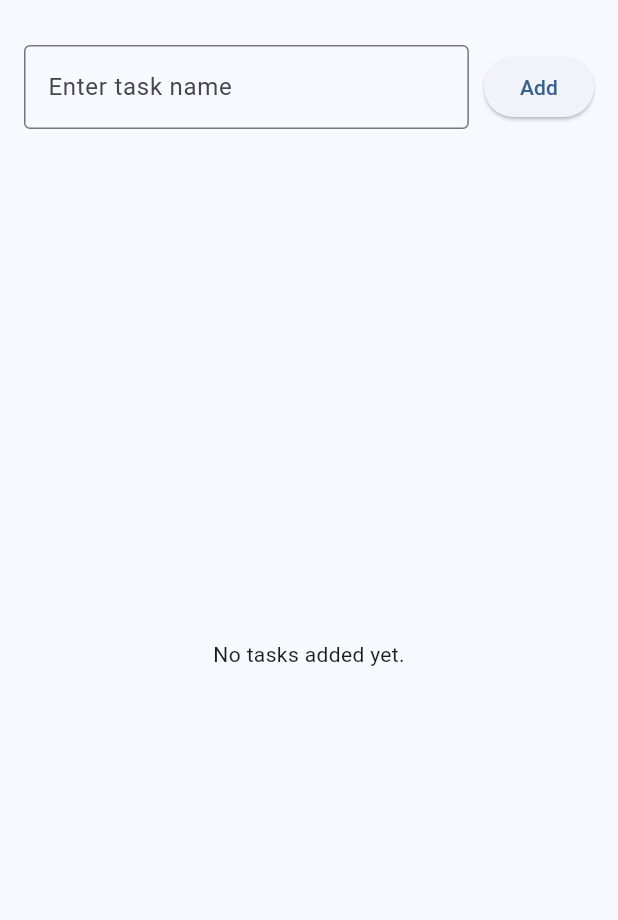
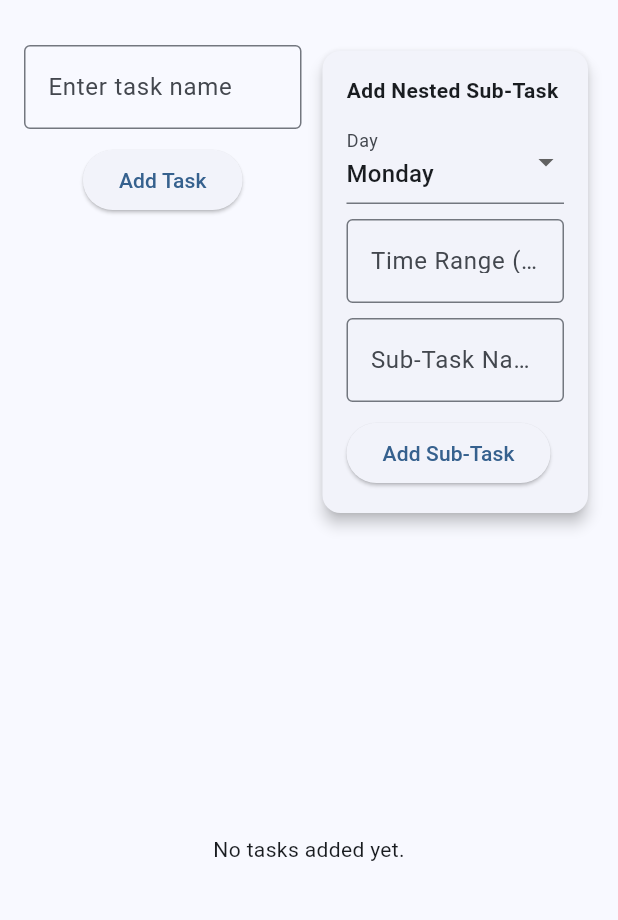
Before and after one commit to courtneyleora/CW6, a Flutter app: the screen it shows once a user with an empty profile is signed in, on a phone screen of 412 x 824 dp, the part 63-983 px from its top. Run offline on Flutter 3.47's test engine with Material 3 defaults, Android fonts, the phone set to English and light mode, and no system bars; our stand-ins replace cloud_firestore, firebase_auth, firebase_core; accounts and stored records are empty; network calls fail.

Commit message:
debug changes

```diff
--- a/app/lib/main.dart
+++ b/app/lib/main.dart
@@ -2,15 +2,14 @@ import 'package:cloud_firestore/cloud_firestore.dart';
 import 'package:firebase_core/firebase_core.dart';
 import 'package:flutter/material.dart';
 import 'package:firebase_auth/firebase_auth.dart';
+import 'firebase_options.dart';
 
-// Your entry point
 void main() async {
   WidgetsFlutterBinding.ensureInitialized();
-  await Firebase.initializeApp();
+  await Firebase.initializeApp(options: DefaultFirebaseOptions.currentPlatform);
   runApp(const MyApp());
 }
 
-// Root widget
 class MyApp extends StatelessWidget {
   const MyApp({super.key});
 
@@ -26,7 +25,6 @@ class MyApp extends StatelessWidget {
   }
 }
 
-// Auth-based navigation
 class AuthGate extends StatelessWidget {
   const AuthGate({super.key});
 
@@ -38,7 +36,7 @@ class AuthGate extends StatelessWidget {
         if (!snapshot.hasData) {
           return LoginScreen(
             onLoginSuccess: () {
-              (context as Element).reassemble();
+              (context as Element).markNeedsBuild();
             },
           );
         } else {
@@ -49,7 +47,6 @@ class AuthGate extends StatelessWidget {
   }
 }
 
-// Login/Register UI
 class LoginScreen extends StatefulWidget {
   final VoidCallback onLoginSuccess;
   const LoginScreen({super.key, required this.onLoginSuccess});
@@ -71,7 +68,7 @@ class _LoginScreenState extends State<LoginScreen> {
       );
       widget.onLoginSuccess();
     } catch (e) {
-      setState(() => _error = "Login failed: ${e.toString()}");
+      setState(() => _error = "Login failed: \${e.toString()}");
     }
   }
 
@@ -83,7 +80,7 @@ class _LoginScreenState extends State<LoginScreen> {
       );
       widget.onLoginSuccess();
     } catch (e) {
-      setState(() => _error = "Registration failed: ${e.toString()}");
+      setState(() => _error = "Registration failed: \${e.toString()}");
     }
   }
 
@@ -120,7 +117,6 @@ class _LoginScreenState extends State<LoginScreen> {
   }
 }
 
-// Task Manager Screen
 class TaskListScreen extends StatefulWidget {
   const TaskListScreen({super.key});
 
@@ -129,7 +125,21 @@ class TaskListScreen extends StatefulWidget {
 }
 
 class _TaskListScreenState extends State<TaskListScreen> {
-  final TextEditingController _controller = TextEditingController();
+  final TextEditingController _subTaskNameController = TextEditingController();
+  final TextEditingController _timeRangeController = TextEditingController();
+  final TextEditingController _taskController = TextEditingController();
+  String _selectedDay = 'Monday';
+
+  final List<String> _daysOfWeek = [
+    'Monday',
+    'Tuesday',
+    'Wednesday',
+    'Thursday',
+    'Friday',
+    'Saturday',
+    'Sunday',
+  ];
+
   late final CollectionReference tasksRef;
 
   @override
@@ -149,7 +159,7 @@ class _TaskListScreenState extends State<TaskListScreen> {
       'isCompleted': false,
       'timestamp': FieldValue.serverTimestamp(),
     });
-    _controller.clear();
+    _taskController.clear();
   }
 
   Future<void> _toggleComplete(String id, bool current) async {
@@ -158,6 +168,35 @@ class _TaskListScreenState extends State<TaskListScreen> {
 
   Future<void> _deleteTask(String id) async {
     await tasksRef.doc(id).delete();
+  }
+
+  Future<void> _addSubTask() async {
+    final user = FirebaseAuth.instance.currentUser!;
+    final subTaskName = _subTaskNameController.text.trim();
+    final timeRange = _timeRangeController.text.trim();
+    final selectedDay = _selectedDay;
+
+    if (subTaskName.isEmpty || timeRange.isEmpty) return;
+
+    final dayRef = FirebaseFirestore.instance
+        .collection('users')
+        .doc(user.uid)
+        .collection('days')
+        .doc(selectedDay);
+
+    await dayRef.set({'day': selectedDay});
+
+    final blockRef = dayRef.collection('timeBlocks').doc(timeRange);
+    await blockRef.set({'timeRange': timeRange});
+
+    await blockRef.collection('subTasks').add({
+      'name': subTaskName,
+      'isCompleted': false,
+      'timestamp': FieldValue.serverTimestamp(),
+    });
+
+    _subTaskNameController.clear();
+    _timeRangeController.clear();
   }
 
   @override
@@ -179,20 +218,81 @@ class _TaskListScreenState extends State<TaskListScreen> {
         child: Column(
           children: [
             Row(
+              crossAxisAlignment: CrossAxisAlignment.start,
               children: [
                 Expanded(
-                  child: TextField(
-                    controller: _controller,
-                    decoration: const InputDecoration(
-                      labelText: "Enter task name",
-                      border: OutlineInputBorder(),
-                    ),
+                  child: Column(
+                    children: [
+                      TextField(
+                        controller: _taskController,
+                        decoration: const InputDecoration(
+                          labelText: "Enter task name",
+                          border: OutlineInputBorder(),
+                        ),
+                      ),
+                      const SizedBox(height: 10),
+                      ElevatedButton(
+                        onPressed: () => _addTask(_taskController.text),
+                        child: const Text("Add Task"),
+                      ),
+                    ],
                   ),
                 ),
                 const SizedBox(width: 10),
-                ElevatedButton(
-                  onPressed: () => _addTask(_controller.text),
-                  child: const Text("Add"),
+                Expanded(
+                  child: Card(
+                    elevation: 4,
+                    child: Padding(
+                      padding: const EdgeInsets.all(16),
+                      child: Column(
+                        crossAxisAlignment: CrossAxisAlignment.start,
+                        children: [
+                          const Text(
+                            "Add Nested Sub-Task",
+                            style: TextStyle(fontWeight: FontWeight.bold),
+                          ),
+                          const SizedBox(height: 10),
+                          DropdownButtonFormField<String>(
+                            value: _selectedDay,
+                            items:
+                                _daysOfWeek.map((day) {
+                                  return DropdownMenuItem(
+                                    value: day,
+                                    child: Text(day),
+                                  );
+                                }).toList(),
+                            onChanged: (val) {
+                              if (val != null) {
+                                setState(() => _selectedDay = val);
+                              }
+                            },
+                            decoration: const InputDecoration(labelText: "Day"),
+                          ),
+                          const SizedBox(height: 10),
+                          TextField(
+                            controller: _timeRangeController,
+                            decoration: const InputDecoration(
+                              labelText: "Time Range (e.g. 9am–10am)",
+                              border: OutlineInputBorder(),
+                            ),
+                          ),
+                          const SizedBox(height: 10),
+                          TextField(
+                            controller: _subTaskNameController,
+                            decoration: const InputDecoration(
+                              labelText: "Sub-Task Name",
+                              border: OutlineInputBorder(),
+                            ),
+                          ),
+                          const SizedBox(height: 10),
+                          ElevatedButton(
+                            onPressed: _addSubTask,
+                            child: const Text("Add Sub-Task"),
+                          ),
+                        ],
+                      ),
+                    ),
+                  ),
                 ),
               ],
             ),
--- a/app/pubspec.yaml
+++ b/app/pubspec.yaml
@@ -33,11 +33,12 @@ dependencies:
 
   cloud_firestore: ^4.9.0
   firebase_core: ^2.30.0
-  firebase_auth: ^4.12.0
-
+  firebase_auth: ^4.17.0
+  firebase_auth_web: ^5.8.13
   # The following adds the Cupertino Icons font to your application.
   # Use with the CupertinoIcons class for iOS style icons.
   cupertino_icons: ^1.0.8
+  js: ^0.6.7
 
 dev_dependencies:
   flutter_test:
```
Also changed, not shown: app/lib/firebase_options.dart, app/pubspec.lock.
